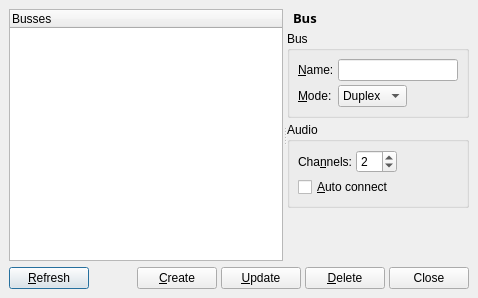
The window that src/qtractorBusForm.ui (rncbc/qtractor) describes before a commit, drawn with Qt 5.
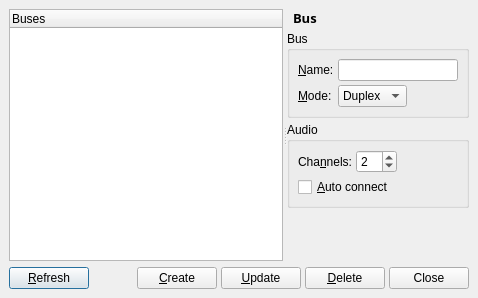
The same window after the commit. Icons and pictures are not drawn.

Commit message: All occurrences of busses has been finally corrected and replaced by buses.

```diff
--- a/src/qtractorBusForm.ui
+++ b/src/qtractorBusForm.ui
@@ -80,7 +80,7 @@
       </property>
       <column>
        <property name="text" >
-        <string>Busses</string>
+        <string>Buses</string>
        </property>
       </column>
      </widget>
```
Left out of the diff: 4 changed lines with no effect on the pictures. The commit also changes 21 other files.
